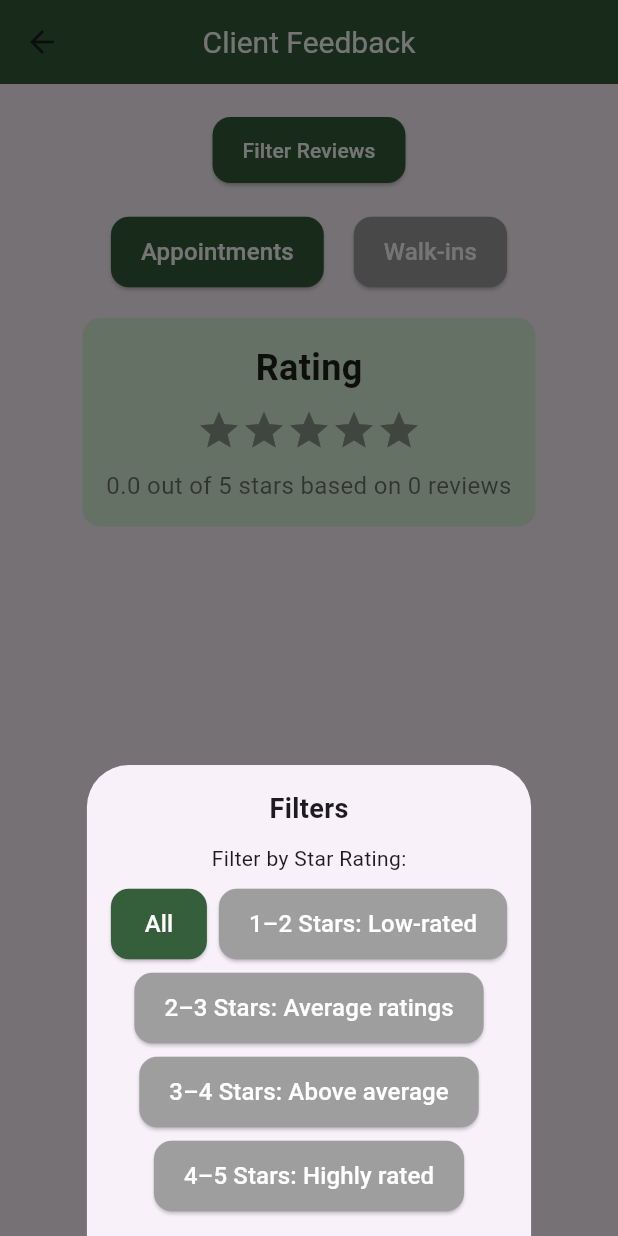
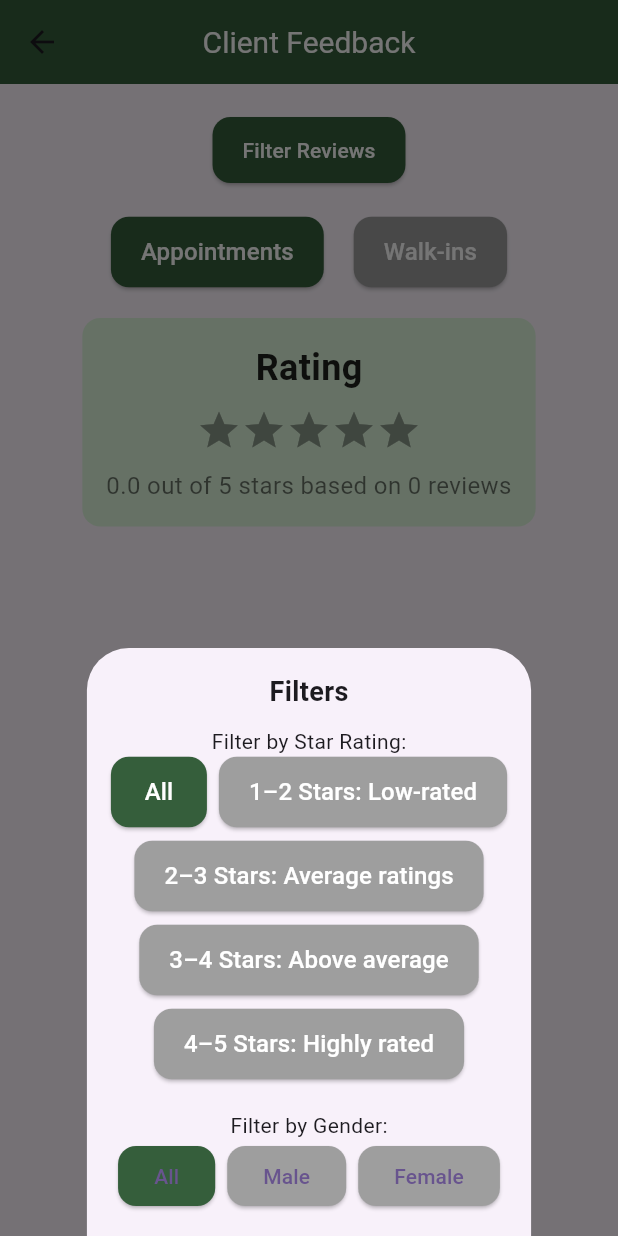
Before and after one commit to weehaxx/SalonHub, a Flutter app: the ClientFeedbackPage screen opened directly with empty values, after a tap on "Filter Reviews", on a phone screen of 412 x 824 dp. Run offline on Flutter 3.47's test engine with Material 3 defaults, Android fonts, the phone set to English and light mode, and no system bars; drawn by our look-alikes of flutter_rating_bar; our stand-ins replace cloud_firestore, firebase_auth, firebase_core, firebase_storage, flutter_local_notifications, geolocator and 6 more; accounts and stored records are empty; Roboto replaces fonts that are missing (Abel).

Commit message:
push client feedback

```diff
--- a/lib/client/client_feedback_page.dart
+++ b/lib/client/client_feedback_page.dart
@@ -29,6 +29,7 @@ class _ClientFeedbackPageState extends State<ClientFeedbackPage> {
   String _selectedReviewType = 'Appointments';
   int? _selectedStarFilter; // Star rating filter variable
   Set<String> _upvotedReviews = {}; // Track upvoted reviews by ID
+  String? _selectedMainCategory; // Filter for Male/Female
 
   @override
   void initState() {
@@ -83,6 +84,7 @@ class _ClientFeedbackPageState extends State<ClientFeedbackPage> {
             'review': data['review'],
             'date': formattedDate,
             'service': service,
+            'mainCategory': data['main_category'], // Add gender category
             'isAppointmentReview': data['isAppointmentReview'],
             'upvotes': data['upvotes'] ?? 0,
           });
@@ -102,6 +104,57 @@ class _ClientFeedbackPageState extends State<ClientFeedbackPage> {
     } catch (e) {
       print('Error fetching reviews: $e');
     }
+  }
+
+  // Filter Reviews
+  List<Map<String, dynamic>> _filteredReviews() {
+    List<Map<String, dynamic>> filtered = _reviews;
+
+    // Filter by review type (Appointments/Walk-ins)
+    if (_selectedReviewType == 'Appointments') {
+      filtered = filtered
+          .where((review) => review['isAppointmentReview'] == true)
+          .toList();
+    } else if (_selectedReviewType == 'Walk-ins') {
+      filtered = filtered
+          .where((review) => review['isAppointmentReview'] == false)
+          .toList();
+    }
+
+    // Filter by gender category (Male/Female)
+    if (_selectedMainCategory != null) {
+      filtered = filtered
+          .where((review) => review['mainCategory'] == _selectedMainCategory)
+          .toList();
+    }
+
+    // Filter by star rating
+    if (_selectedStarFilter != null) {
+      switch (_selectedStarFilter) {
+        case 1:
+          filtered = filtered
+              .where((review) => review['rating'] >= 1 && review['rating'] < 2)
+              .toList();
+          break;
+        case 2:
+          filtered = filtered
+              .where((review) => review['rating'] >= 2 && review['rating'] < 3)
+              .toList();
+          break;
+        case 3:
+          filtered = filtered
+              .where((review) => review['rating'] >= 3 && review['rating'] < 4)
+              .toList();
+          break;
+        case 4:
+          filtered = filtered
+              .where((review) => review['rating'] >= 4 && review['rating'] <= 5)
+              .toList();
+          break;
+      }
+    }
+
+    return filtered;
   }
 
   // Fetch upvoted reviews by the current user
@@ -211,49 +264,6 @@ class _ClientFeedbackPageState extends State<ClientFeedbackPage> {
     }
   }
 
-  List<Map<String, dynamic>> _filteredReviews() {
-    List<Map<String, dynamic>> filtered = _reviews;
-
-    // Filter by review type (Appointments or Walk-ins)
-    if (_selectedReviewType == 'Appointments') {
-      filtered = filtered
-          .where((review) => review['isAppointmentReview'] == true)
-          .toList();
-    } else if (_selectedReviewType == 'Walk-ins') {
-      filtered = filtered
-          .where((review) => review['isAppointmentReview'] == false)
-          .toList();
-    }
-
-    // Filter by rating ranges based on the selected filter
-    if (_selectedStarFilter != null) {
-      switch (_selectedStarFilter) {
-        case 1: // 1–2 stars: Low-rated
-          filtered = filtered
-              .where((review) => review['rating'] >= 1 && review['rating'] < 2)
-              .toList();
-          break;
-        case 2: // 2–3 stars: Average ratings
-          filtered = filtered
-              .where((review) => review['rating'] >= 2 && review['rating'] < 3)
-              .toList();
-          break;
-        case 3: // 3–4 stars: Above average
-          filtered = filtered
-              .where((review) => review['rating'] >= 3 && review['rating'] < 4)
-              .toList();
-          break;
-        case 4: // 4–5 stars: Highly rated
-          filtered = filtered
-              .where((review) => review['rating'] >= 4 && review['rating'] <= 5)
-              .toList();
-          break;
-      }
-    }
-
-    return filtered;
-  }
-
   void _showFilterBottomSheet() {
     showModalBottomSheet(
       context: context,
@@ -269,8 +279,10 @@ class _ClientFeedbackPageState extends State<ClientFeedbackPage> {
               ),
               const SizedBox(height: 10),
               const Text('Filter by Star Rating:'),
-              const SizedBox(height: 10),
               _buildStarFilterButtons(),
+              const SizedBox(height: 20),
+              const Text('Filter by Gender:'),
+              _buildGenderFilterButtons(), // Add gender filter buttons
             ],
           ),
         );
@@ -607,6 +619,65 @@ class _ClientFeedbackPageState extends State<ClientFeedbackPage> {
     );
   }
 
+  Widget _buildGenderFilterButtons() {
+    return Wrap(
+      spacing: 8.0,
+      children: [
+        ElevatedButton(
+          onPressed: () {
+            setState(() {
+              _selectedMainCategory = null; // Clear gender filter
+            });
+            Navigator.pop(context); // Close filter modal
+          },
+          style: ElevatedButton.styleFrom(
+            backgroundColor: _selectedMainCategory == null
+                ? const Color(0xff355E3B)
+                : Colors.grey,
+            shape: RoundedRectangleBorder(
+              borderRadius: BorderRadius.circular(12),
+            ),
+          ),
+          child: const Text('All'),
+        ),
+        ElevatedButton(
+          onPressed: () {
+            setState(() {
+              _selectedMainCategory = 'Male';
+            });
+            Navigator.pop(context); // Close filter modal
+          },
+          style: ElevatedButton.styleFrom(
+            backgroundColor: _selectedMainCategory == 'Male'
+                ? const Color(0xff355E3B)
+                : Colors.grey,
+            shape: RoundedRectangleBorder(
+              borderRadius: BorderRadius.circular(12),
+            ),
+          ),
+          child: const Text('Male'),
+        ),
+        ElevatedButton(
+          onPressed: () {
+            setState(() {
+              _selectedMainCategory = 'Female';
+            });
+            Navigator.pop(context); // Close filter modal
+          },
+          style: ElevatedButton.styleFrom(
+            backgroundColor: _selectedMainCategory == 'Female'
+                ? const Color(0xff355E3B)
+                : Colors.grey,
+            shape: RoundedRectangleBorder(
+              borderRadius: BorderRadius.circular(12),
+            ),
+          ),
+          child: const Text('Female'),
+        ),
+      ],
+    );
+  }
+
   Widget _buildAverageRatingSection(double averageRating, int totalReviews) {
     return Container(
       decoration: BoxDecoration(
@@ -661,6 +732,8 @@ class _ClientFeedbackPageState extends State<ClientFeedbackPage> {
   Widget _buildReviewItem(Map<String, dynamic> review) {
     bool hasUpvoted = _upvotedReviews.contains(review['id']);
     String comment = review['review'];
+    String mainCategory =
+        review['mainCategory'] ?? 'Unknown'; // Add gender category
 
     // Determine font size based on comment length
     double fontSize = _getFontSizeForComment(comment.length);
@@ -708,6 +781,17 @@ class _ClientFeedbackPageState extends State<ClientFeedbackPage> {
                 ),
               ),
             const SizedBox(height: 5),
+            Text(
+              'Category: $mainCategory', // Display mainCategory
+              style: GoogleFonts.abel(
+                textStyle: const TextStyle(
+                  fontSize: 14,
+                  color: Colors.grey,
+                  fontStyle: FontStyle.italic,
+                ),
+              ),
+            ),
+            const SizedBox(height: 5),
             RatingBar.builder(
               initialRating: review['rating'].toDouble(),
               minRating: 1,
@@ -722,7 +806,7 @@ class _ClientFeedbackPageState extends State<ClientFeedbackPage> {
               ),
               onRatingUpdate: (_) {},
             ),
-            const SizedBox(height: 8),
+            const SizedBox(height: 10),
             Row(
               crossAxisAlignment: CrossAxisAlignment.start,
               children: [
```
